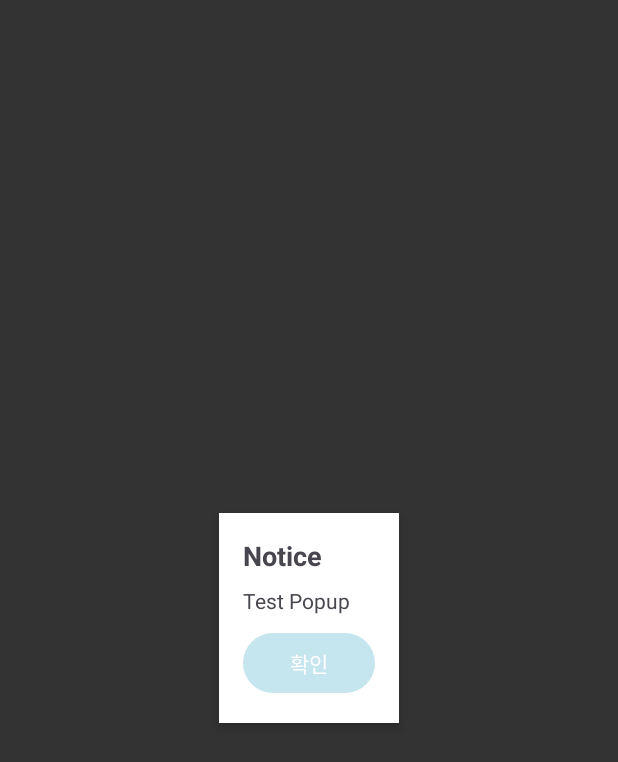
After one commit to LeFlamish/SAVE-THE-TTUK, an Android app: the PopupActivity screen opened directly, with no data from a screen before it, on a phone screen of 412 x 824 dp. The commit adds this screen. Shown: the top 762 px of the screen. Run offline under Robolectric (Android 15) with nearby library versions, the phone set to English and light mode, and no system bars.

Commit message:
팝업 액티비티 추가 및 실험

```diff
--- a/sharehelmet/app/src/main/AndroidManifest.xml
+++ b/sharehelmet/app/src/main/AndroidManifest.xml
@@ -53,6 +53,11 @@
             android:screenOrientation="portrait">
         </activity>
 
+        <activity android:name=".PopupActivity"
+            android:exported="true"
+            android:screenOrientation="portrait">
+        </activity>
+
         <activity android:name=".RidingGuideActivity"
             android:exported="true"
             android:screenOrientation="portrait">
--- a/sharehelmet/app/src/main/java/com/example/sharehelmet/HomeFrag1.java
+++ b/sharehelmet/app/src/main/java/com/example/sharehelmet/HomeFrag1.java
@@ -1,6 +1,8 @@
 package com.example.sharehelmet;
 
 import static android.Manifest.permission.ACCESS_FINE_LOCATION;
+
+import android.content.Intent;
 import android.content.pm.PackageManager;
 import android.graphics.Color;
 import android.location.Location;
@@ -46,7 +48,16 @@ public class HomeFrag1 extends Fragment implements OnMapReadyCallback {
 
     @Override
     public View onCreateView(LayoutInflater inflater, ViewGroup container, Bundle savedInstanceState) {
-        return inflater.inflate(R.layout.frag1_home, container, false);
+        View view = inflater.inflate(R.layout.frag1_home, container, false);
+
+        Button helpButton = view.findViewById(R.id.help);
+        helpButton.setOnClickListener(v -> {
+            Intent intent = new Intent(getActivity(), PopupActivity.class);
+            startActivity(intent);
+        });
+
+        return view;
+
     }
 
     @Override
--- /dev/null
+++ b/sharehelmet/app/src/main/java/com/example/sharehelmet/PopupActivity.java
@@ -0,0 +1,13 @@
+package com.example.sharehelmet;
+
+import android.os.Bundle;
+import androidx.annotation.Nullable;
+import androidx.appcompat.app.AppCompatActivity;
+
+public class PopupActivity extends AppCompatActivity {
+    @Override
+    protected void onCreate(@Nullable Bundle savedInstanceState) {
+        super.onCreate(savedInstanceState);
+        setContentView(R.layout.activity_popup);
+    }
+}
--- /dev/null
+++ b/sharehelmet/app/src/main/res/layout/activity_popup.xml
@@ -0,0 +1,40 @@
+<?xml version="1.0" encoding="utf-8"?>
+<RelativeLayout xmlns:android="http://schemas.android.com/apk/res/android"
+    android:layout_width="match_parent"
+    android:layout_height="match_parent"
+    android:background="#CC000000"
+    android:padding="16dp"><!-- 어두운 배경 설정 -->
+
+<LinearLayout
+android:layout_width="wrap_content"
+android:layout_height="wrap_content"
+android:layout_centerInParent="true"
+android:orientation="vertical"
+android:background="@android:color/white"
+android:padding="16dp"
+android:elevation="4dp">
+
+<TextView
+    android:layout_width="wrap_content"
+    android:layout_height="wrap_content"
+    android:text="Notice"
+    android:textSize="18sp"
+    android:textStyle="bold"
+    android:gravity="center"
+    android:paddingBottom="8dp"/>
+
+<TextView
+    android:layout_width="wrap_content"
+    android:layout_height="wrap_content"
+    android:text="Test Popup"
+    android:paddingBottom="8dp"/>
+
+<Button
+    android:id="@+id/button_ok"
+    android:layout_width="wrap_content"
+    android:layout_height="wrap_content"
+    android:text="확인"
+    android:layout_gravity="center"/>
+
+</LinearLayout>
+    </RelativeLayout>
--- a/sharehelmet/app/src/main/res/values/themes.xml
+++ b/sharehelmet/app/src/main/res/values/themes.xml
@@ -42,4 +42,12 @@
 <!--        <item name="android:textSize">12sp</item>-->
 <!--        <item name="android:textColor">@color/bottom_nav_inactive_color</item>-->
 <!--    </style>-->
+
+
+    <!-- Popup theme -->
+    <style name="PopupTheme" parent="Theme.Material3.DayNight.Dialog">
+        <item name="android:windowNoTitle">true</item>
+        <item name="android:windowBackground">@android:color/transparent</item>
+    </style>
+
 </resources>
```
